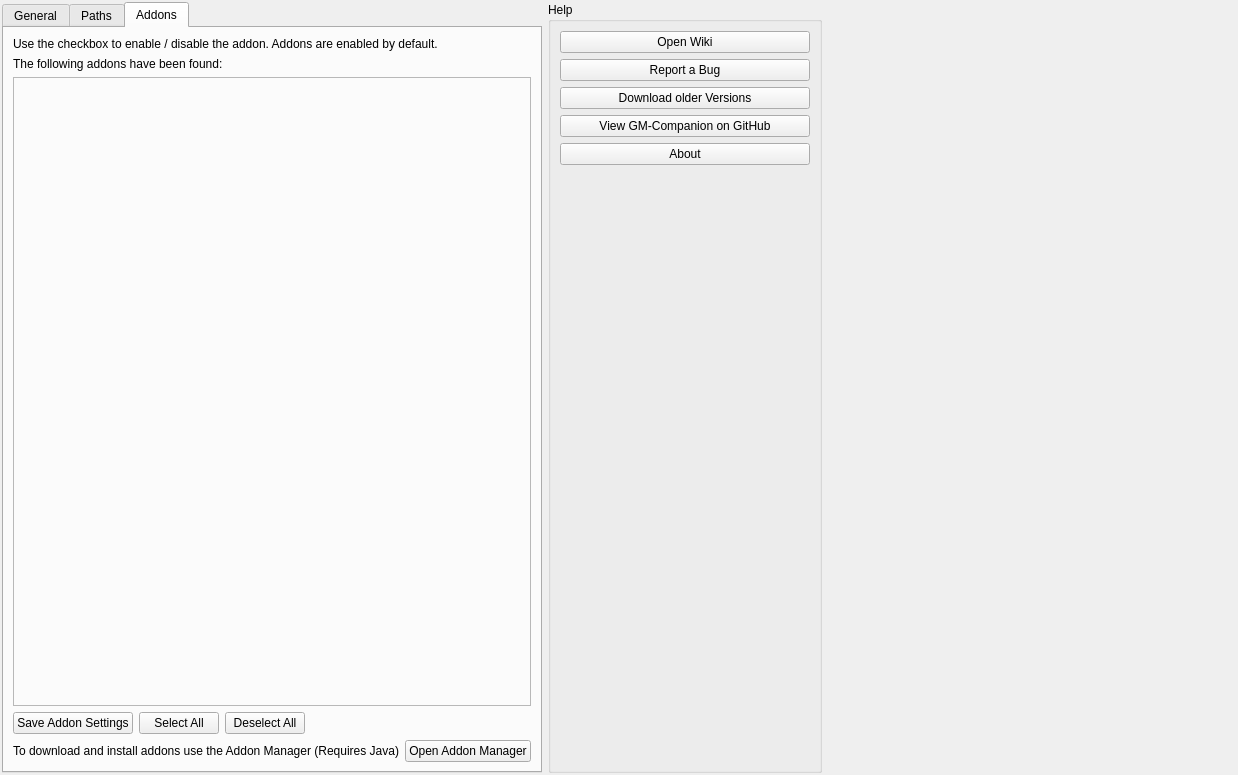
Before: the Qt Designer form gm-companion/settings/optionsdialog.ui in PhilInTheGaps/GM-Companion, drawn with Qt 5.
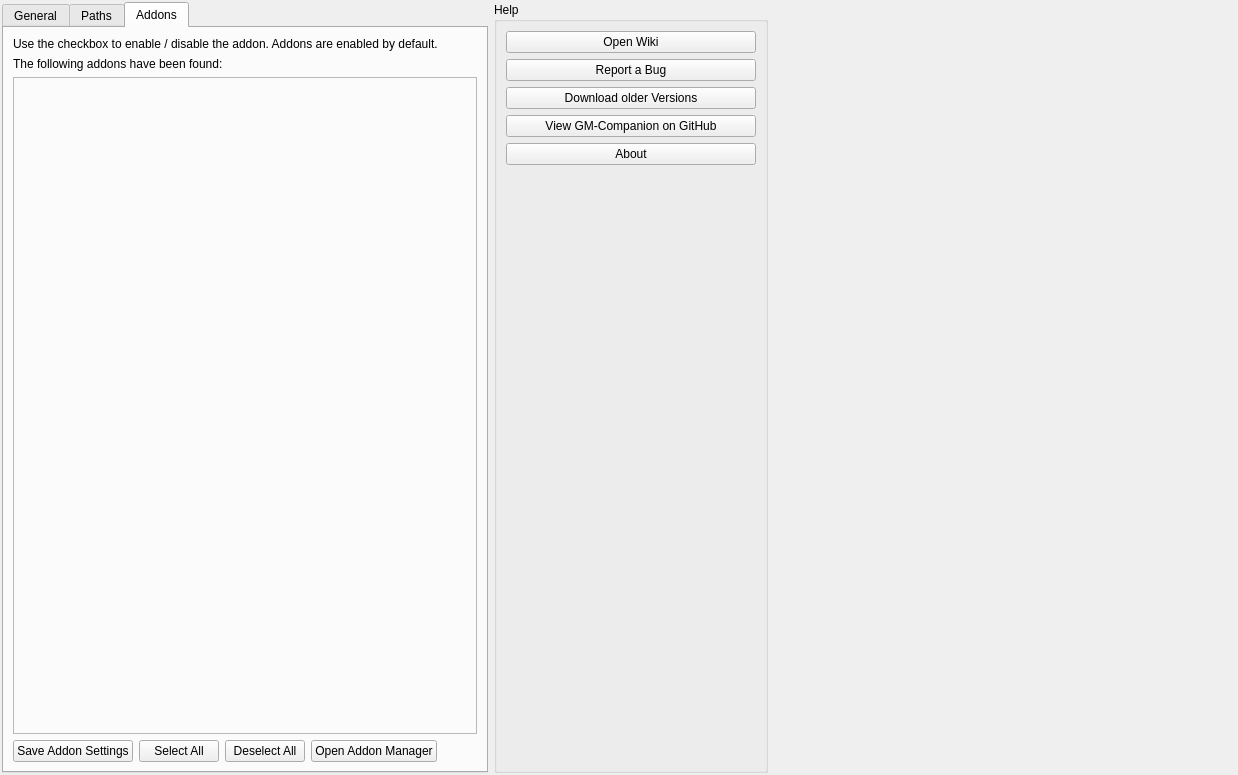
After: the same form once the commit is applied. The open tabs and pages were chosen to show the change. Icons and pictures are not drawn.

Commit message: Addon Manager fix and updated addon settings page

What changed in the file:
```diff
--- a/gm-companion/settings/optionsdialog.ui
+++ b/gm-companion/settings/optionsdialog.ui
@@ -521,6 +521,19 @@
            </property>
           </widget>
          </item>
+         <item>
+          <widget class="QPushButton" name="addonManagerButton">
+           <property name="sizePolicy">
+            <sizepolicy hsizetype="Maximum" vsizetype="Fixed">
+             <horstretch>0</horstretch>
+             <verstretch>0</verstretch>
+            </sizepolicy>
+           </property>
+           <property name="text">
+            <string>Open Addon Manager</string>
+           </property>
+          </widget>
+         </item>
          <item>
           <spacer name="horizontalSpacer">
            <property name="orientation">
@@ -536,30 +549,6 @@
          </item>
         </layout>
        </item>
-       <item>
-        <layout class="QHBoxLayout" name="horizontalLayout_11">
-         <item>
-          <widget class="QLabel" name="label_19">
-           <property name="text">
-            <string>To download and install addons use the Addon Manager (Requires Java)</string>
-           </property>
-          </widget>
-         </item>
-         <item>
-          <widget class="QPushButton" name="addonManagerButton">
-           <property name="sizePolicy">
-            <sizepolicy hsizetype="Maximum" vsizetype="Fixed">
-             <horstretch>0</horstretch>
-             <verstretch>0</verstretch>
-            </sizepolicy>
-           </property>
-           <property name="text">
-            <string>Open Addon Manager</string>
-           </property>
-          </widget>
-         </item>
-        </layout>
-       </item>
       </layout>
      </widget>
     </widget>
```
The commit also changes 1 other file.
